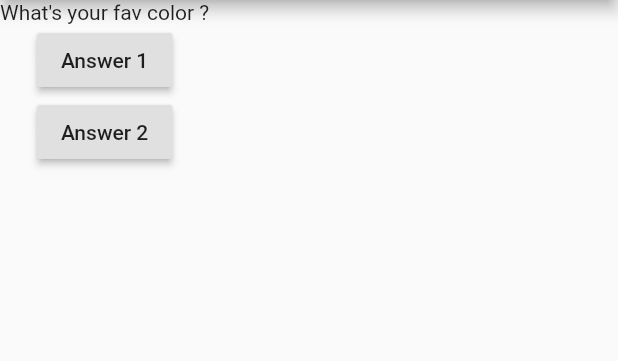
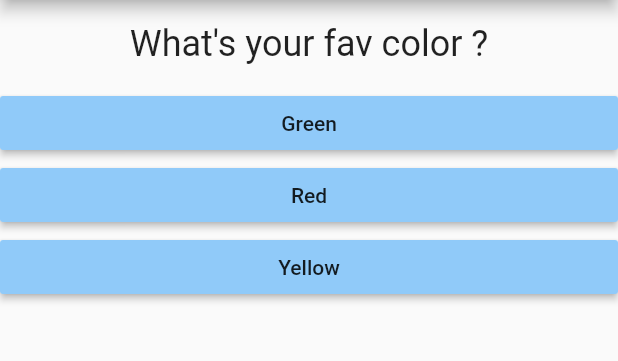
Before and after one commit to Logan-Hash/flutter-quiz-app, a Flutter app: the screen it shows after launch, on a phone screen of 412 x 824 dp, the part 84-445 px from its top. Run offline on Flutter 3.47's test engine with Material 2 defaults, Android fonts, the phone set to English and light mode, and no system bars.

Commit message:
sec day not done too much becoz i'm sick

```diff
--- /dev/null
+++ b/lib/answer.dart
@@ -0,0 +1,19 @@
+import 'package:flutter/material.dart';
+
+class Answer extends StatelessWidget {
+  final Function selectHandler;
+  final String answerText;
+
+  Answer(this.selectHandler, this.answerText);
+  @override
+  Widget build(BuildContext context) {
+    return Container(
+      width: double.infinity,
+      child: RaisedButton(
+        color: Colors.blue[200],
+        child: Text(answerText),
+        onPressed: selectHandler,
+      ),
+    );
+  }
+}
--- a/lib/main.dart
+++ b/lib/main.dart
@@ -1,4 +1,6 @@
 import 'package:flutter/material.dart';
+import './question.dart';
+import './answer.dart';
 
 void main() => runApp(MyApp());
 
@@ -18,7 +20,20 @@ class _MyAppState extends State<MyApp> {
 
   @override
   Widget build(BuildContext context) {
-    var questions = ['What\'s your fav color ?', 'What\'s your name ?'];
+    var questions = [
+      {
+        'questionText': 'What\'s your fav color ?',
+        'answers': ['Green', 'Red', 'Yellow'],
+      },
+      {
+        'questionText': 'What\'s your fav animal ?',
+        'answers': ['Snake', 'Rabbit', 'Ant'],
+      },
+      {
+        'questionText': 'What\'s your fav Person ?',
+        'answers': ['John Doe', 'Jane', 'John'],
+      },
+    ];
     return MaterialApp(
       home: Scaffold(
         appBar: AppBar(
@@ -26,15 +41,13 @@ class _MyAppState extends State<MyApp> {
         ),
         body: Column(
           children: [
-            Text(questions[questionIndex]),
-            RaisedButton(
-              child: Text('Answer 1'),
-              onPressed: answerQuestion,
+            Question(
+              questions[questionIndex]['questionText'],
             ),
-            RaisedButton(
-              child: Text('Answer 2'),
-              onPressed: answerQuestion,
-            ),
+            ...(questions[questionIndex]['answers'] as List<String>)
+                .map((answer) {
+              return Answer(answerQuestion, answer);
+            }).toList()
           ],
         ),
       ),
--- /dev/null
+++ b/lib/question.dart
@@ -0,0 +1,19 @@
+import 'package:flutter/material.dart';
+
+class Question extends StatelessWidget {
+  final String questionText;
+
+  Question(this.questionText);
+  @override
+  Widget build(BuildContext context) {
+    return Container(
+      width: double.infinity,
+      margin: EdgeInsets.all(15),
+      child: Text(
+        questionText,
+        style: TextStyle(fontSize: 24),
+        textAlign: TextAlign.center,
+      ),
+    );
+  }
+}
```
